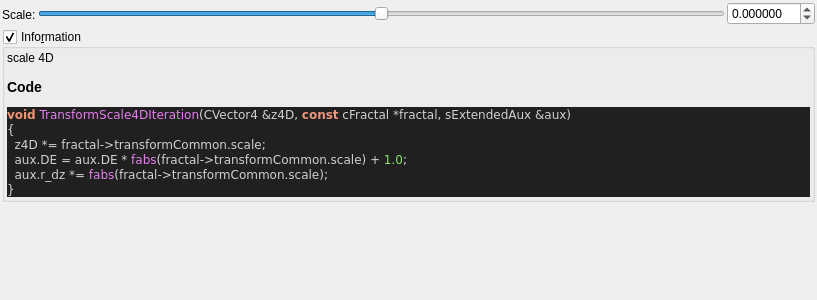
buddhi1980/mandelbulber2, file mandelbulber2/qt_data/fractal_transf_scale4d.ui: the form before one commit.
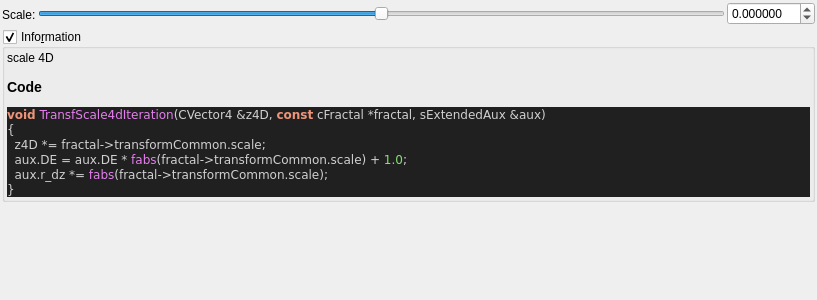
The form after the commit. Custom widgets are drawn as their Qt base class.

```diff
--- a/mandelbulber2/qt_data/fractal_transf_scale4d.ui
+++ b/mandelbulber2/qt_data/fractal_transf_scale4d.ui
@@ -130,7 +130,7 @@
 &lt;/table&gt;
 &lt;h3&gt;Code&lt;/h3&gt;
 &lt;body style=&quot;background-color:#202020&quot;&gt;
-&lt;pre style=&quot;color:#d0d0d0; background-color:#202020;  font-family:'Courier New',monospace;&quot;&gt;&lt;span style=&quot;color:#f09479; font-weight:bold&quot;&gt;void&lt;/span&gt; &lt;span style=&quot;color:#e47eed&quot;&gt;TransformScale4DIteration&lt;/span&gt;&lt;span style=&quot;color:#d0d0d0&quot;&gt;(&lt;/span&gt;CVector4 &lt;span style=&quot;color:#d0d0d0&quot;&gt;&amp;amp;&lt;/span&gt;z4D&lt;span style=&quot;color:#d0d0d0&quot;&gt;,&lt;/span&gt; &lt;span style=&quot;color:#f09479; font-weight:bold&quot;&gt;const&lt;/span&gt; cFractal &lt;span style=&quot;color:#d0d0d0&quot;&gt;*&lt;/span&gt;fractal&lt;span style=&quot;color:#d0d0d0&quot;&gt;,&lt;/span&gt; sExtendedAux &lt;span style=&quot;color:#d0d0d0&quot;&gt;&amp;amp;&lt;/span&gt;aux&lt;span style=&quot;color:#d0d0d0&quot;&gt;)&lt;/span&gt;
+&lt;pre style=&quot;color:#d0d0d0; background-color:#202020;  font-family:'Courier New',monospace;&quot;&gt;&lt;span style=&quot;color:#f09479; font-weight:bold&quot;&gt;void&lt;/span&gt; &lt;span style=&quot;color:#e47eed&quot;&gt;TransfScale4dIteration&lt;/span&gt;&lt;span style=&quot;color:#d0d0d0&quot;&gt;(&lt;/span&gt;CVector4 &lt;span style=&quot;color:#d0d0d0&quot;&gt;&amp;amp;&lt;/span&gt;z4D&lt;span style=&quot;color:#d0d0d0&quot;&gt;,&lt;/span&gt; &lt;span style=&quot;color:#f09479; font-weight:bold&quot;&gt;const&lt;/span&gt; cFractal &lt;span style=&quot;color:#d0d0d0&quot;&gt;*&lt;/span&gt;fractal&lt;span style=&quot;color:#d0d0d0&quot;&gt;,&lt;/span&gt; sExtendedAux &lt;span style=&quot;color:#d0d0d0&quot;&gt;&amp;amp;&lt;/span&gt;aux&lt;span style=&quot;color:#d0d0d0&quot;&gt;)&lt;/span&gt;
 &lt;span style=&quot;color:#d0d0d0&quot;&gt;{&lt;/span&gt;
   z4D &lt;span style=&quot;color:#d0d0d0&quot;&gt;*=&lt;/span&gt; fractal&lt;span style=&quot;color:#d0d0d0&quot;&gt;-&amp;gt;&lt;/span&gt;transformCommon&lt;span style=&quot;color:#d0d0d0&quot;&gt;.&lt;/span&gt;scale&lt;span style=&quot;color:#d0d0d0&quot;&gt;;&lt;/span&gt;
   aux&lt;span style=&quot;color:#d0d0d0&quot;&gt;.&lt;/span&gt;DE &lt;span style=&quot;color:#d0d0d0&quot;&gt;=&lt;/span&gt; aux&lt;span style=&quot;color:#d0d0d0&quot;&gt;.&lt;/span&gt;DE &lt;span style=&quot;color:#d0d0d0&quot;&gt;*&lt;/span&gt; &lt;span style=&quot;color:#e47eed&quot;&gt;fabs&lt;/span&gt;&lt;span style=&quot;color:#d0d0d0&quot;&gt;(&lt;/span&gt;fractal&lt;span style=&quot;color:#d0d0d0&quot;&gt;-&amp;gt;&lt;/span&gt;transformCommon&lt;span style=&quot;color:#d0d0d0&quot;&gt;.&lt;/span&gt;scale&lt;span style=&quot;color:#d0d0d0&quot;&gt;) +&lt;/span&gt; &lt;span style=&quot;color:#87df71&quot;&gt;1.0&lt;/span&gt;&lt;span style=&quot;color:#d0d0d0&quot;&gt;;&lt;/span&gt;
```
Left out of the diff: 4 changed lines with no effect on the pictures.
